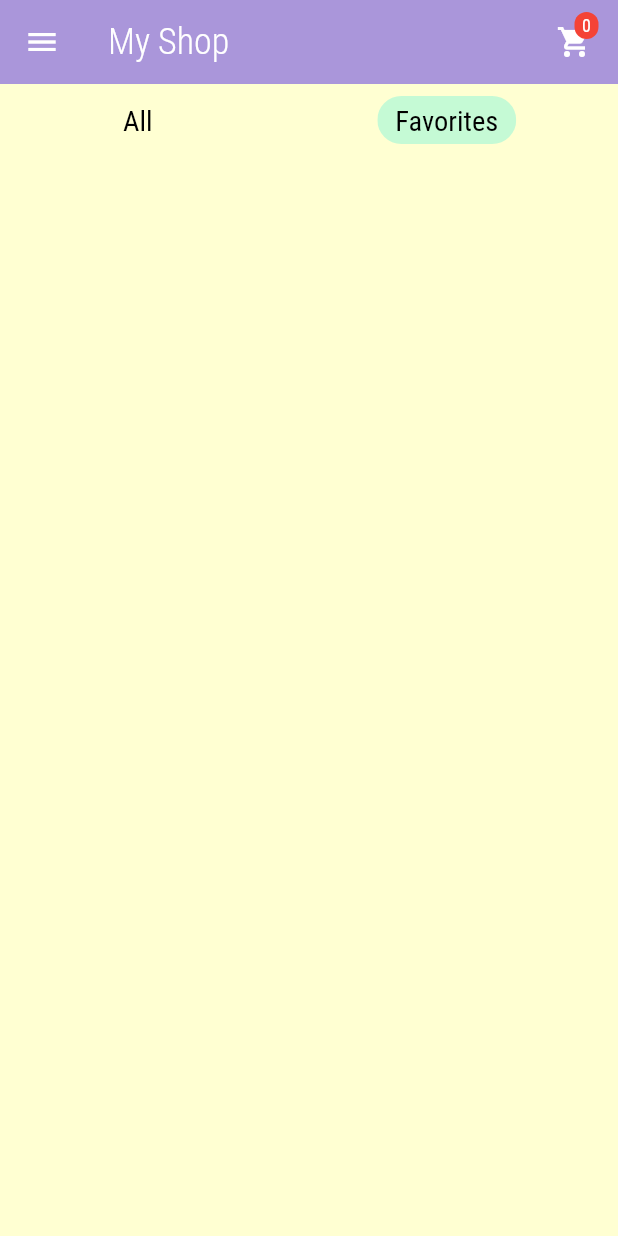
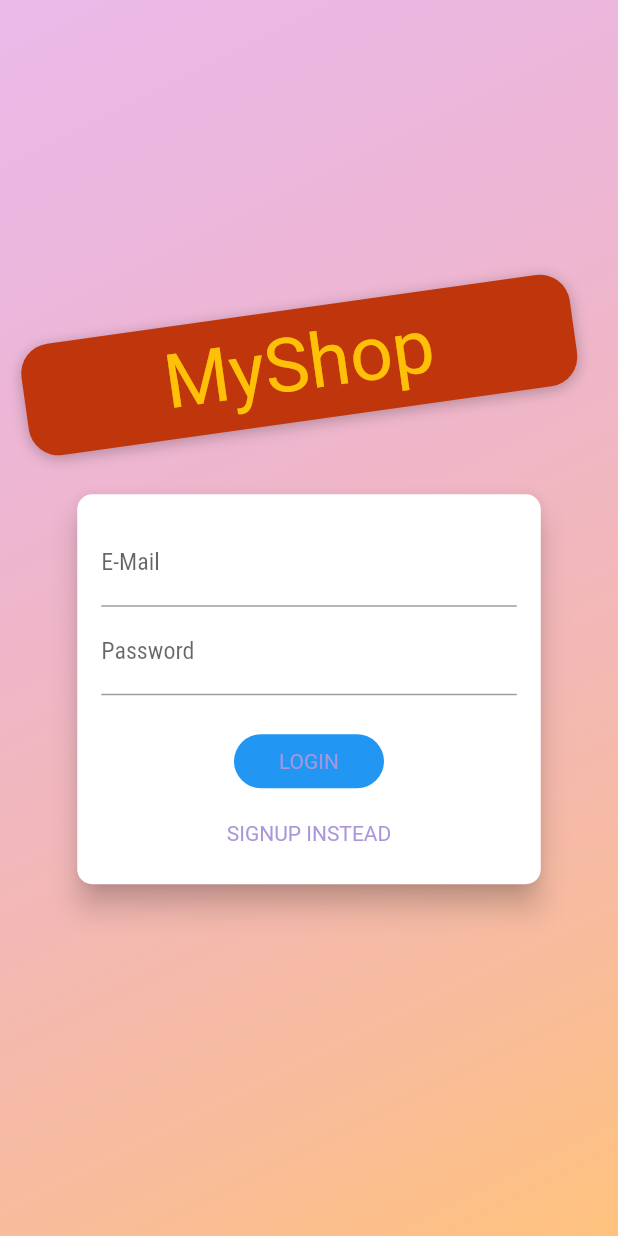
Before and after one commit to Annas-Furquan-Pasha/Shop-App, a Flutter app: the screen it shows after launch, on a phone screen of 412 x 824 dp. Run offline on Flutter 3.47's test engine with Material 2 defaults, Android fonts, the phone set to English and light mode, and no system bars; Roboto replaces fonts that are missing (Anton).

```diff
--- a/lib/main.dart
+++ b/lib/main.dart
@@ -10,6 +10,8 @@ import './provider/products.dart';
 import './screens/products_screen.dart';
 import './provider/cart.dart';
 import './provider/orders.dart';
+import '../screens/auth_screen.dart';
+import '../provider/auth.dart';
 
 void main() => runApp(const MyApp());
 
@@ -20,11 +22,18 @@ class MyApp extends StatelessWidget {
   Widget build(BuildContext context) {
     return MultiProvider(
         providers: [
-        ChangeNotifierProvider(create :(_) => Products()),
+        ChangeNotifierProvider(create: (_) => Auth(),),
+        ChangeNotifierProxyProvider<Auth, Products>(
+          create: (ctx) => Products('', []),
+          update: (ctx, auth, previousItems) => Products(auth.token!, previousItems==null ? [] : previousItems.items),
+        ),
         ChangeNotifierProvider(create: (_) => Cart()),
-        ChangeNotifierProvider(create: (_) => Order()),
+        ChangeNotifierProxyProvider<Auth, Order>(
+            create: (_) => Order('', []),
+          update: (_, auth, previousOrders) => Order(auth.token!, previousOrders == null ? [] : previousOrders.orders),
+        ),
         ],
-      child: MaterialApp(
+      child: Consumer<Auth>(builder: (ctx, auth, _) => MaterialApp(
         debugShowCheckedModeBanner: false,
         title : 'My Shop',
         theme: ThemeData(
@@ -42,7 +51,7 @@ class MyApp extends StatelessWidget {
               headline5: TextStyle(fontSize: 19.0, fontFamily: 'RobotoCondensed', color: Colors.black),
             )
         ),
-        home : const ProductScreen(),
+        home : auth.isAuth ? const ProductScreen() : const AuthScreen(),
         routes: {
           ProductScreen.routeName: (_) => const ProductScreen(),
           ProductDetailsScreen.routeName : (_) => const ProductDetailsScreen(),
@@ -51,7 +60,7 @@ class MyApp extends StatelessWidget {
           UserProductScreen.routeName : (_) => const UserProductScreen(),
           EditProducts.routeName: (_) => const EditProducts(),
         },
-      ),
+      ),)
     );
   }
 }
--- /dev/null
+++ b/lib/provider/auth.dart
@@ -0,0 +1,74 @@
+import 'dart:convert';
+
+import 'package:flutter/material.dart';
+import 'package:http/http.dart' as http;
+import 'package:shop_app/models/http_exception.dart';
+
+class Auth with ChangeNotifier {
+  String? _token;
+  DateTime? _expiryData;
+  String? _userId;
+
+  bool get isAuth {
+    return token != null;
+  }
+
+  String? get token {
+    if(_expiryData != null && _expiryData!.isAfter(DateTime.now()) && _token != null) {
+      return _token;
+    }
+    return null;
+  }
+
+  Future<void> signUp(String email, String password) async {
+    final url
+      = Uri.parse('https://identitytoolkit.googleapis.com/v1/accounts:signUp?key=AIzaSyDJKURUXEO19IYZ3M8x31G2V3sis2dUC1M');
+    try {
+      final response = await http.post(url,
+        body: json.encode({
+          'email': email,
+          'password': password,
+          'returnSecureToken': true,
+        },),);
+      final responseData = json.decode(response.body);
+      if(json.decode(response.body)['error'] != null) {
+        throw HttpException(json.decode(response.body)['error']['message']);
+      }
+      _token = responseData['idToken'];
+      _userId = responseData['localId'];
+      _expiryData = DateTime.now().add(Duration(seconds: int.parse(responseData['expiresIn'])));
+      notifyListeners();
+    }catch(error) {
+      rethrow;
+    }
+  }
+
+  Future<void> login(String email, String password) async {
+    final url
+    = Uri.parse('https://identitytoolkit.googleapis.com/v1/accounts:signInWithPassword?key=AIzaSyDJKURUXEO19IYZ3M8x31G2V3sis2dUC1M');
+    try {
+      final response = await http.post(url,
+        body: json.encode({
+          'email': email,
+          'password': password,
+          'returnSecureToken': true,
+        },),);
+      final responseData = json.decode(response.body);
+      if(json.decode(response.body)['error'] != null) {
+        throw HttpException(json.decode(response.body)['error']['message']);
+      }
+      _token = responseData['idToken'];
+      _userId = responseData['localId'];
+      _expiryData = DateTime.now().add(Duration(seconds: int.parse(responseData['expiresIn'])));
+      notifyListeners();
+    }catch(error) {
+      rethrow;
+    }
+  }
+}
+
+// web api key : AIzaSyDJKURUXEO19IYZ3M8x31G2V3sis2dUC1M
+
+// sign up rest api http request : https://identitytoolkit.googleapis.com/v1/accounts:signUp?key=[API_KEY]
+
+// login rest api http request : https://identitytoolkit.googleapis.com/v1/accounts:signInWithPassword?key=[API_KEY]
--- a/lib/provider/orders.dart
+++ b/lib/provider/orders.dart
@@ -7,7 +7,9 @@ import '../models/cart_item.dart';
 import '../models/order_item.dart';
 
 class Order with ChangeNotifier {
-  List<OrderItem> _orders = [];
+  List<OrderItem> _orders ;
+  final String authToken;
+  Order(this.authToken, this._orders);
 
   List<OrderItem> get orders {
     return [..._orders];
@@ -18,7 +20,7 @@ class Order with ChangeNotifier {
   }
 
   Future<void> fetchAndSetOrders() async {
-    final url = Uri.parse('https://flutter-update-3e477-default-rtdb.firebaseio.com/orders.json');
+    final url = Uri.parse('https://flutter-update-3e477-default-rtdb.firebaseio.com/orders.json?auth=$authToken');
     final response = await http.get(url);
     final List<OrderItem> loadedOrders = [];
     final data = json.decode(response.body); //as Map<String, dynamic>;
@@ -38,7 +40,7 @@ class Order with ChangeNotifier {
   }
 
   Future<void> addOrder(List<CartItem> cartProducts, double amount) async {
-    final url = Uri.parse('https://flutter-update-3e477-default-rtdb.firebaseio.com/orders.json');
+    final url = Uri.parse('https://flutter-update-3e477-default-rtdb.firebaseio.com/orders.json?auth=$authToken');
     final time = DateTime.now();
     final response = await http.post(url, body: json.encode({
       'amount': amount,
--- a/lib/provider/product.dart
+++ b/lib/provider/product.dart
@@ -20,11 +20,11 @@ class Product with ChangeNotifier {
     this.isFavorite = false,
 });
 
-  void toggleFavorite() async {
+  void toggleFavorite(String? token) async {
     final oldStatus = isFavorite;
     isFavorite = !isFavorite;
     notifyListeners();
-    final url = Uri.parse('https://flutter-update-3e477-default-rtdb.firebaseio.com/products/$id.json');
+    final url = Uri.parse('https://flutter-update-3e477-default-rtdb.firebaseio.com/products/$id.json?auth=$token');
     try {
       final response = await http.patch(url, body: json.encode({
         'isFavorite': isFavorite,
--- a/lib/provider/products.dart
+++ b/lib/provider/products.dart
@@ -7,7 +7,7 @@ import '../models/http_exception.dart';
 import './product.dart';
 
 class Products with ChangeNotifier {
-  List<Product> _items = [];
+ List<Product> _items;
   //   Product(
   //     id: 'p1',
   //     title: 'Red Shirt',
@@ -41,6 +41,9 @@ class Products with ChangeNotifier {
   //     'https://upload.wikimedia.org/wikipedia/commons/thumb/1/14/Cast-Iron-Pan.jpg/1024px-Cast-Iron-Pan.jpg',
   //   ),
   // ];
+  final String authToken;
+
+  Products(this.authToken, this._items);
 
   List<Product> get favoriteItems {
     return _items.where((prod) => prod.isFavorite).toList();
@@ -55,7 +58,7 @@ class Products with ChangeNotifier {
   }
 
   Future<void> fetchAndSetProducts() async {
-    final url = Uri.parse('https://flutter-update-3e477-default-rtdb.firebaseio.com/products.json');
+    final url = Uri.parse('https://flutter-update-3e477-default-rtdb.firebaseio.com/products.json?auth=$authToken');
     try {
       final response = await http.get(url);
         final data = json.decode(response.body);// as Map<String, dynamic>;
@@ -79,7 +82,7 @@ class Products with ChangeNotifier {
 }
 
   Future<void> addProduct(Product product) {
-    final url = Uri.parse('https://flutter-update-3e477-default-rtdb.firebaseio.com/products.json');
+    final url = Uri.parse('https://flutter-update-3e477-default-rtdb.firebaseio.com/products.json?auth=$authToken');
     return http.post(url, body: json.encode({
       'title': product.title,
       'description': product.description,
@@ -104,7 +107,7 @@ class Products with ChangeNotifier {
   Future<void> update(String id, Product p) async {
     final pIndex = _items.indexWhere((element) => element.id == id);
     if(pIndex >= 0) {
-      final url = Uri.parse('https://flutter-update-3e477-default-rtdb.firebaseio.com/products/$id.json');
+      final url = Uri.parse('https://flutter-update-3e477-default-rtdb.firebaseio.com/products/$id.json?auth=$authToken');
       await http.patch(url, body: json.encode({
         'title' : p.title,
         'description' : p.description,
@@ -117,7 +120,7 @@ class Products with ChangeNotifier {
   }
 
   Future<void> deleteProduct(String id) async {
-    final url = Uri.parse('https://flutter-update-3e477-default-rtdb.firebaseio.com/products/$id.json');
+    final url = Uri.parse('https://flutter-update-3e477-default-rtdb.firebaseio.com/products/$id.json?auth=$authToken');
     final existingProdIndex = _items.indexWhere((element) => element.id == id);
     Product? existingProduct = _items[existingProdIndex];
     _items.removeAt(existingProdIndex);
--- /dev/null
+++ b/lib/screens/auth_screen.dart
@@ -0,0 +1,265 @@
+import 'dart:math';
+
+import 'package:flutter/material.dart';
+import 'package:provider/provider.dart';
+import '../provider/auth.dart';
+import '../models/http_exception.dart';
+
+enum AuthMode { Signup, Login }
+
+class AuthScreen extends StatelessWidget {
+  static const routeName = '/auth';
+
+  const AuthScreen({super.key});
+
+  @override
+  Widget build(BuildContext context) {
+    final deviceSize = MediaQuery.of(context).size;
+    // final transformConfig = Matrix4.rotationZ(-8 * pi / 180);
+    // transformConfig.translate(-10.0);
+    return Scaffold(
+      // resizeToAvoidBottomInset: false,
+      body: Stack(
+        children: <Widget>[
+          Container(
+            decoration: BoxDecoration(
+              gradient: LinearGradient(
+                colors: [
+                  const Color.fromRGBO(215, 117, 255, 1).withOpacity(0.5),
+                  const Color.fromRGBO(255, 188, 117, 1).withOpacity(0.9),
+                ],
+                begin: Alignment.topLeft,
+                end: Alignment.bottomRight,
+                stops: [0, 1],
+              ),
+            ),
+          ),
+          SingleChildScrollView(
+            child: Container(
+              height: deviceSize.height,
+              width: deviceSize.width,
+              child: Column(
+                mainAxisAlignment: MainAxisAlignment.center,
+                crossAxisAlignment: CrossAxisAlignment.center,
+                children: <Widget>[
+                  Flexible(
+                    child: Container(
+                      margin: const EdgeInsets.only(bottom: 20.0),
+                      padding:
+                          const EdgeInsets.symmetric(vertical: 8.0, horizontal: 94.0),
+                      transform: Matrix4.rotationZ(-8 * pi / 180)
+                        ..translate(-10.0),
+                      // ..translate(-10.0),
+                      decoration: BoxDecoration(
+                        borderRadius: BorderRadius.circular(20),
+                        color: Colors.deepOrange.shade900,
+                        boxShadow: const [
+                          BoxShadow(
+                            blurRadius: 8,
+                            color: Colors.black26,
+                            offset: Offset(0, 2),
+                          )
+                        ],
+                      ),
+                      child: const Text(
+                        'MyShop',
+                        style: TextStyle(
+                          color: Colors.amber,
+                          fontSize: 50,
+                          fontFamily: 'Anton',
+                          fontWeight: FontWeight.normal,
+                        ),
+                      ),
+                    ),
+                  ),
+                  Flexible(
+                    flex: deviceSize.width > 600 ? 2 : 1,
+                    child: const AuthCard(),
+                  ),
+                ],
+              ),
+            ),
+          ),
+        ],
+      ),
+    );
+  }
+}
+
+class AuthCard extends StatefulWidget {
+  const AuthCard({super.key});
+
+
+  @override
+  _AuthCardState createState() => _AuthCardState();
+}
+
+class _AuthCardState extends State<AuthCard> {
+  final GlobalKey<FormState> _formKey = GlobalKey();
+  AuthMode _authMode = AuthMode.Login;
+  Map<String, String> _authData = {
+    'email': '',
+    'password': '',
+  };
+  var _isLoading = false;
+  final _passwordController = TextEditingController();
+
+  void _showErrorDialog(String message) {
+    showDialog(context: context, builder: (ctx) => AlertDialog(
+      title: const Text('Error Occurred'),
+      content: Text(message),
+      actions: [
+        TextButton(
+          child: const Text('Ok'),
+          onPressed: () {
+            Navigator.of(ctx).pop();
+          },
+        ),
+      ],
+    ));
+  }
+
+  Future<void> _submit() async {
+    if (!_formKey.currentState!.validate()) {
+      // Invalid!
+      return;
+    }
+    _formKey.currentState!.save();
+    setState(() {
+      _isLoading = true;
+    });
+    try {
+      if (_authMode == AuthMode.Login) {
+        // Log user in
+        await Provider.of<Auth>(context, listen: false).login(
+            _authData['email']!, _authData['password']!);
+      } else {
+        // sign user in
+        await Provider.of<Auth>(context, listen: false).signUp(
+            _authData['email']!, _authData['password']!);
+      }
+    } on HttpException catch(error) {
+      var errorMessage = error.toString();
+      _showErrorDialog(errorMessage);
+    } catch(error) {
+      const errorMessage = 'could not authenticate you';
+      _showErrorDialog(errorMessage);
+    }
+      setState(() {
+        _isLoading = false;
+      });
+  }
+
+  void _switchAuthMode() {
+    if (_authMode == AuthMode.Login) {
+      setState(() {
+        _authMode = AuthMode.Signup;
+      });
+    } else {
+      setState(() {
+        _authMode = AuthMode.Login;
+      });
+    }
+  }
+
+  @override
+  Widget build(BuildContext context) {
+    final deviceSize = MediaQuery.of(context).size;
+    return Card(
+      shape: RoundedRectangleBorder(
+        borderRadius: BorderRadius.circular(10.0),
+      ),
+      elevation: 8.0,
+      child: Container(
+        height: _authMode == AuthMode.Signup ? 320 : 260,
+        constraints:
+            BoxConstraints(minHeight: _authMode == AuthMode.Signup ? 320 : 260),
+        width: deviceSize.width * 0.75,
+        padding: const EdgeInsets.all(16.0),
+        child: Form(
+          key: _formKey,
+          child: SingleChildScrollView(
+            child: Column(
+              children: <Widget>[
+                TextFormField(
+                  decoration: const InputDecoration(labelText: 'E-Mail'),
+                  keyboardType: TextInputType.emailAddress,
+                  validator: (value) {
+                    if (value!.isEmpty || !value.contains('@')) {
+                      return 'Invalid email!';
+                    }
+                    return null;
+                  },
+                  onSaved: (value) {
+                    _authData['email'] = value!;
+                  },
+                ),
+                TextFormField(
+                  decoration: const InputDecoration(labelText: 'Password'),
+                  obscureText: true,
+                  controller: _passwordController,
+                  validator: (value) {
+                    if (value!.isEmpty || value.length < 5) {
+                      return 'Password is too short!';
+                    }
+                    return null;
+                  },
+                  onSaved: (value) {
+                    _authData['password'] = value!;
+                  },
+                ),
+                if (_authMode == AuthMode.Signup)
+                  TextFormField(
+                    enabled: _authMode == AuthMode.Signup,
+                    decoration: const InputDecoration(labelText: 'Confirm Password'),
+                    obscureText: true,
+                    validator: _authMode == AuthMode.Signup
+                        ? (value) {
+                            if (value != _passwordController.text) {
+                              return 'Passwords do not match!';
+                            }
+                            return null;
+                          }
+                        : null,
+                  ),
+                const SizedBox(
+                  height: 20,
+                ),
+                if (_isLoading)
+                  const CircularProgressIndicator()
+                else
+                  TextButton(
+                    onPressed: _submit,
+                    style: TextButton.styleFrom(
+                      shape: RoundedRectangleBorder(
+                                  borderRadius: BorderRadius.circular(30),
+                                 ),
+                      padding: const EdgeInsets.symmetric(horizontal: 30.0, vertical: 8.0),
+                      backgroundColor: Theme.of(context).primaryColor,
+                      textStyle: TextStyle(
+                        color: Theme.of(context).primaryTextTheme.labelLarge!.color,
+                      )
+                    ),
+                    child:
+                        Text(_authMode == AuthMode.Login ? 'LOGIN' : 'SIGN UP'),
+                  ),
+                TextButton(
+                  onPressed: _switchAuthMode,
+                  style: TextButton.styleFrom(
+                    padding: const EdgeInsets.symmetric(horizontal: 30.0, vertical: 4),
+                    textStyle: TextStyle(
+                      color: Theme.of(context).primaryColor,
+                    )
+                  ),
+                  child: Text(
+                      '${_authMode == AuthMode.Login ? 'SIGNUP' : 'LOGIN'} INSTEAD'),
+                  // materialTapTargetSize: MaterialTapTargetSize.shrinkWrap
+                ),
+              ],
+            ),
+          ),
+        ),
+      ),
+    );
+  }
+}
--- a/lib/widgets/product_item.dart
+++ b/lib/widgets/product_item.dart
@@ -4,6 +4,7 @@ import 'package:provider/provider.dart';
 import '../provider/cart.dart';
 import '../provider/product.dart';
 import '../screens/product_details.dart';
+import '../provider/auth.dart';
 
 class ProductItem extends StatelessWidget {
   const ProductItem({super.key});
@@ -11,6 +12,7 @@ class ProductItem extends StatelessWidget {
   @override
   Widget build(BuildContext context) {
     final product = Provider.of<Product>(context);
+    final tokenData = Provider.of<Auth>(context, listen: false);
     final cart = Provider.of<Cart>(context, listen: false);
     return ClipRRect(
       borderRadius: BorderRadius.circular(15),
@@ -24,9 +26,9 @@ class ProductItem extends StatelessWidget {
           footer: GridTileBar(
             backgroundColor: Colors.black54,
           leading: IconButton(
-            icon: Icon( product.isFavorite ? Icons.favorite : Icons.favorite_border, size: 20,),
+            icon: Icon(product.isFavorite ? Icons.favorite : Icons.favorite_border, size: 20,),
             onPressed: () {
-              product.toggleFavorite();
+                product.toggleFavorite(tokenData.token);
             },
           ),
           trailing: IconButton(
```
Lines whose indentation alone changed are shown as unchanged.
